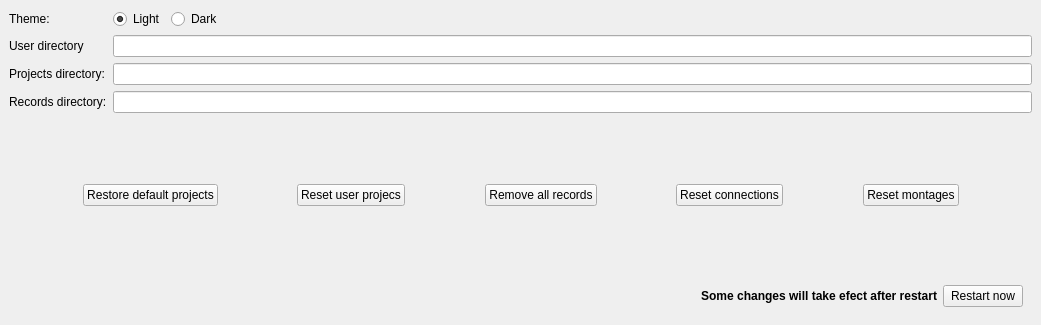
Qt form bci_framework/framework/qtgui/configurations.ui (UN-GCPDS/bci-framework) before a commit.
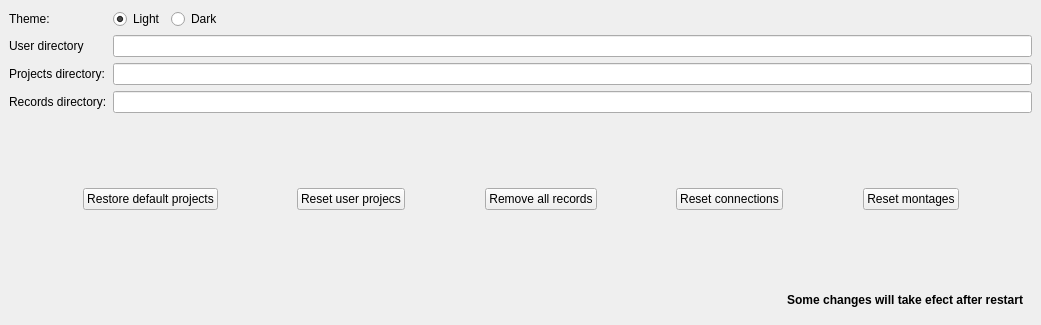
The same form after that commit.

Commit message: Remove restart button, not a good idea

The edit to the form file:
```diff
--- a/bci_framework/framework/qtgui/configurations.ui
+++ b/bci_framework/framework/qtgui/configurations.ui
@@ -249,7 +249,7 @@
     </item>
     <item row="4" column="0">
      <widget class="QWidget" name="widget_restart" native="true">
-      <layout class="QGridLayout" name="gridLayout_2" columnstretch="1,0">
+      <layout class="QGridLayout" name="gridLayout_2" columnstretch="1">
        <item row="0" column="0">
         <widget class="QLabel" name="label_5">
          <property name="text">
@@ -260,16 +260,6 @@
          </property>
         </widget>
        </item>
-       <item row="0" column="1">
-        <widget class="QPushButton" name="pushButton">
-         <property name="text">
-          <string>Restart now</string>
-         </property>
-         <property name="class" stdset="0">
-          <string>danger</string>
-         </property>
-        </widget>
-       </item>
       </layout>
      </widget>
     </item>
```
The commit also changes 2 other files.
